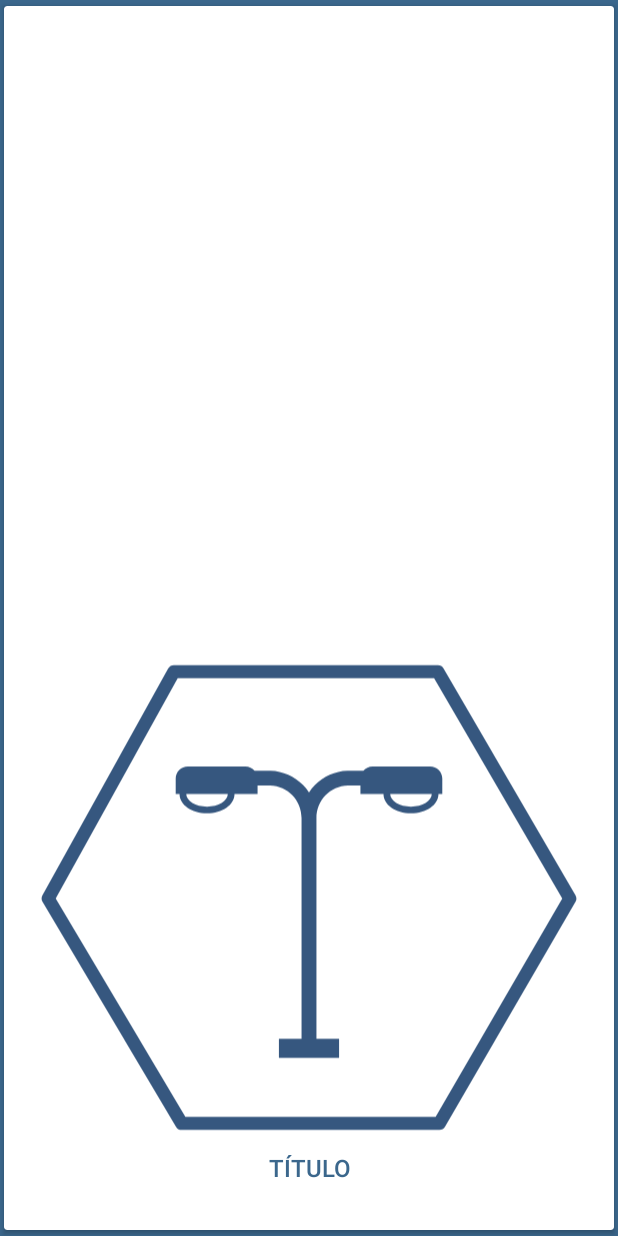
After one commit to MathiasBerwig/CidadaoIjuiense, an Android app: the layout adapter_item_ocorrencia.xml on its own in the app's theme, with its tools: preview values and no code run, on a phone screen of 412 x 824 dp. The commit adds this screen. Run offline under Robolectric (Android 15) with nearby library versions, the phone set to English and light mode, and no system bars.

Commit message:
Ajustes MainActivity + Fragmentos + Cards

```diff
--- /dev/null
+++ b/app/src/main/res/layout/adapter_item_ocorrencia.xml
@@ -0,0 +1,45 @@
+<?xml version="1.0" encoding="utf-8"?>
+<android.support.v7.widget.CardView xmlns:android="http://schemas.android.com/apk/res/android"
+    xmlns:app="http://schemas.android.com/apk/res-auto"
+    xmlns:tools="http://schemas.android.com/tools"
+    android:id="@+id/card_view"
+    android:layout_width="match_parent"
+    android:layout_height="match_parent"
+    app:cardBackgroundColor="@color/cardview_light_background"
+    app:cardUseCompatPadding="true">
+
+    <RelativeLayout
+        android:layout_width="match_parent"
+        android:layout_height="match_parent"
+        android:paddingBottom="12dp"
+        android:paddingLeft="24dp"
+        android:paddingRight="24dp"
+        android:paddingTop="12dp">
+
+        <!-- Título -->
+        <TextView
+            android:id="@+id/tv_titulo_ocorrencia"
+            style="@style/Base.TextAppearance.AppCompat.Title.Inverse"
+            android:layout_width="wrap_content"
+            android:layout_height="wrap_content"
+            android:layout_alignParentBottom="true"
+            android:layout_alignParentEnd="true"
+            android:layout_alignParentStart="true"
+            android:layout_marginTop="8dp"
+            android:lines="2"
+            android:textAlignment="center"
+            android:textAllCaps="true"
+            android:textColor="@color/colorPrimary"
+            android:textSize="16sp"
+            tools:text="TÍTULO" />
+
+        <!-- Ícone -->
+        <ImageView
+            android:id="@+id/img_icone_ocorrencia"
+            android:layout_width="wrap_content"
+            android:layout_height="wrap_content"
+            android:layout_above="@id/tv_titulo_ocorrencia"
+            tools:src="@drawable/iluminacao_publica" />
+    </RelativeLayout>
+
+</android.support.v7.widget.CardView>
--- a/app/src/main/res/values/colors.xml
+++ b/app/src/main/res/values/colors.xml
@@ -3,4 +3,5 @@
     <color name="colorPrimary">#3b678C</color>
     <color name="colorPrimaryDark">#355C7E</color>
     <color name="colorAccent">#FFCF27</color>
+    <color name="colorLine">#68819F</color>
 </resources>
--- a/app/src/main/res/values/dimens.xml
+++ b/app/src/main/res/values/dimens.xml
@@ -3,4 +3,5 @@
     <dimen name="activity_horizontal_margin">16dp</dimen>
     <dimen name="activity_vertical_margin">16dp</dimen>
     <dimen name="appbar_padding_top">8dp</dimen>
+    <dimen name="card_padding">70dp</dimen>
 </resources>
--- a/app/src/main/res/values/strings.xml
+++ b/app/src/main/res/values/strings.xml
@@ -4,6 +4,10 @@
     <!-- Título da Activity Principal -->
     <string name="text_cidadao">Cidadão</string>
     <string name="text_ijuiense">Ijuiense</string>
+
+    <!-- Seleção de Categoria -->
+    <string name="text_selecione_a">Selecione a</string>
+    <string name="text_categoria">Categoria</string>
 
     <!-- Título de Ocorrências-->
     <string name="ocor_tit_sinalizacao_e_placas">Sinalização e Placas</string>
```
Also changed, not shown: app/src/main/java/io/github/mathiasberwig/cidadao_ijuense/presentation/activity/MainActivity.java (+50 -1 lines), app/src/main/java/io/github/mathiasberwig/cidadao_ijuense/presentation/adapter/CardAdapter.java (added, +15 -0 lines), app/src/main/java/io/github/mathiasberwig/cidadao_ijuense/presentation/adapter/CardPagerAdapter.java (added, +85 -0 lines), app/src/main/java/io/github/mathiasberwig/cidadao_ijuense/presentation/fragment/SelecionarCategoriaFragment.java (added, +81 -0 lines), app/src/main/java/io/github/mathiasberwig/cidadao_ijuense/presentation/transformer/ShadowTransformer.java (added, +111 -0 lines), app/src/main/java/io/github/mathiasberwig/cidadao_ijuense/presentation/view/CustomViewPager.java (added, +38 -0 lines), app/src/main/res/layout/activity_main.xml (+22 -8 lines), app/src/main/res/layout/fragment_selecionar_categoria.xml (added, +57 -0 lines).
